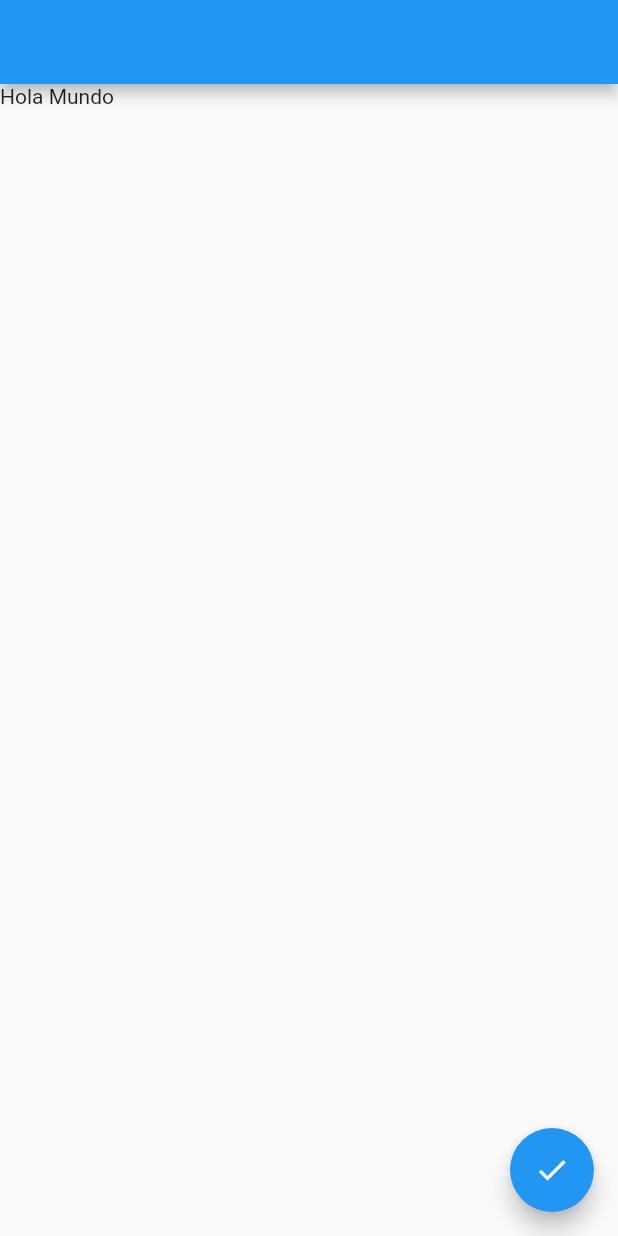
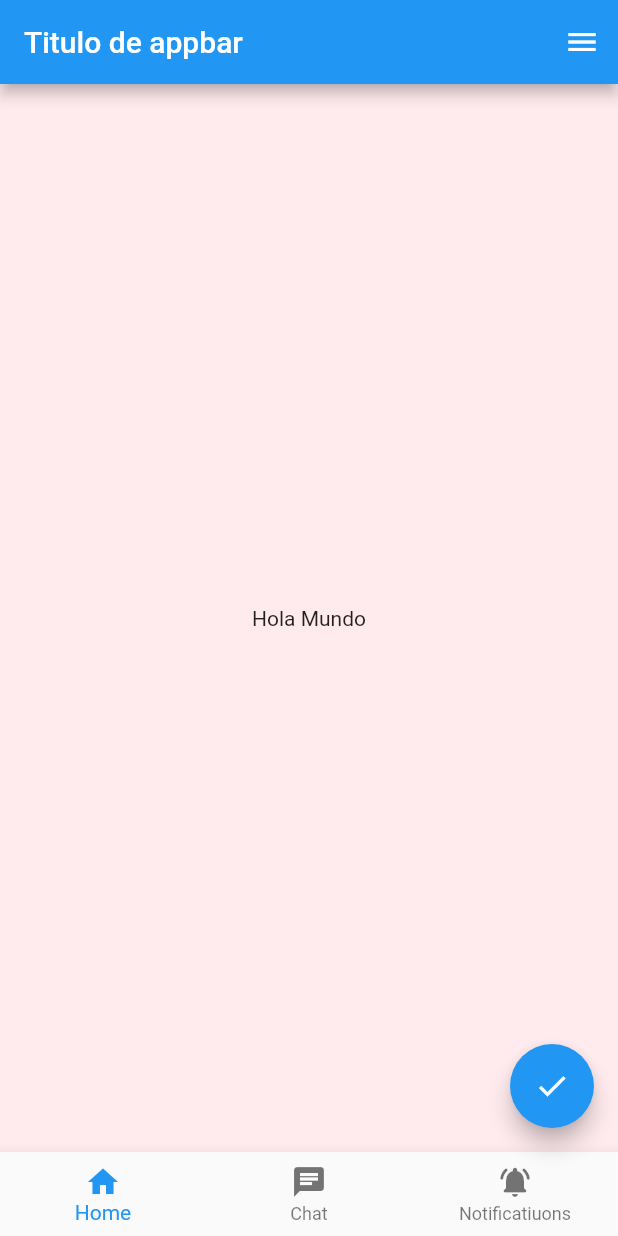
Before and after one commit to HernandoPinzon/flutter_app1, a Flutter app: the screen it shows after launch, on a phone screen of 412 x 824 dp. Run offline on Flutter 3.47's test engine with Material 2 defaults, Android fonts, the phone set to English and light mode, and no system bars.

Commit message:
Se añadieron ejemplos de usos de el scaffold

```diff
--- a/lib/pages/pagina_home.dart
+++ b/lib/pages/pagina_home.dart
@@ -6,14 +6,27 @@ class PaginaHome extends StatelessWidget{
   Widget build(BuildContext context) {
 
     return Scaffold(
-      appBar: AppBar(),
+      appBar: AppBar(
+        title: Text("Titulo de appbar"),
+      ),
       floatingActionButton: FloatingActionButton(
-        onPressed: (){
-
-        },
+        onPressed: (){ },
         child: Icon(Icons.check),
       ),
-      body: Text("Hola Mundo"),
+      body: Center(
+        child: Text("Hola Mundo"),
+      ),
+      endDrawer: Drawer(),
+      bottomNavigationBar: BottomNavigationBar(
+        items: [
+          BottomNavigationBarItem(icon: Icon(Icons.home), label: "Home"),
+          BottomNavigationBarItem(icon: Icon(Icons.chat), label: "Chat"),
+          BottomNavigationBarItem(icon: Icon(Icons.notifications_active_rounded), label: "Notificatiuons")
+
+
+        ],
+        ),
+        backgroundColor: Colors.red.shade50,
     );
   }
 
```
